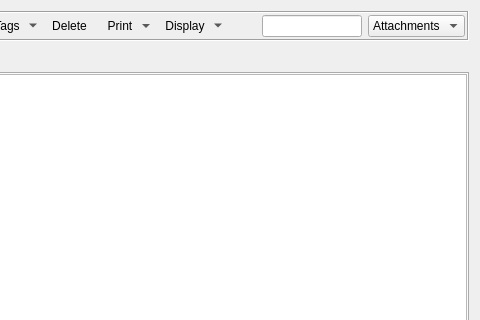
The window that retroshare-gui/src/gui/MessagesDialog.ui (RetroShare/RetroShare) describes before a commit, drawn with Qt 5; both pictures show x 295 to 775 and y 0 to 320 of the 775 by 485 pixel window.
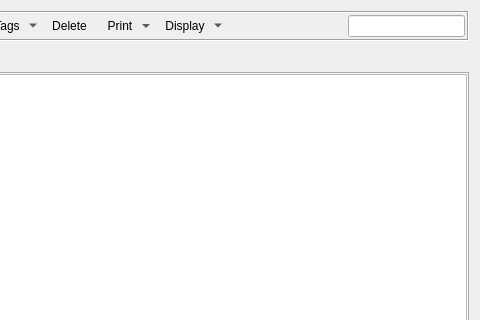
The same window after the commit. Icons and pictures are not drawn. Custom widgets are drawn as their Qt base class.

Commit message: Removed the filter comboboxes and replaced it with a menu in LineEditClear.

The edit to the form file:
```diff
--- a/retroshare-gui/src/gui/MessagesDialog.ui
+++ b/retroshare-gui/src/gui/MessagesDialog.ui
@@ -367,53 +367,6 @@
         </property>
        </spacer>
       </item>
-      <item row="0" column="11">
-       <layout class="QHBoxLayout" name="horizontalLayout">
-        <property name="spacing">
-         <number>1</number>
-        </property>
-        <item>
-         <widget class="LineEditClear" name="filterLineEdit"/>
-        </item>
-       </layout>
-      </item>
-      <item row="0" column="12">
-       <widget class="QComboBox" name="filterColumnComboBox">
-        <property name="currentIndex">
-         <number>0</number>
-        </property>
-        <item>
-         <property name="text">
-          <string>Attachments</string>
-         </property>
-        </item>
-        <item>
-         <property name="text">
-          <string>Subject</string>
-         </property>
-        </item>
-        <item>
-         <property name="text">
-          <string>From</string>
-         </property>
-        </item>
-        <item>
-         <property name="text">
-          <string>Date</string>
-         </property>
-        </item>
-        <item>
-         <property name="text">
-          <string>Content</string>
-         </property>
-        </item>
-        <item>
-         <property name="text">
-          <string>Tags</string>
-         </property>
-        </item>
-       </widget>
-      </item>
       <item row="0" column="6">
        <widget class="QToolButton" name="tagButton">
         <property name="focusPolicy">
@@ -443,6 +396,9 @@
         </property>
        </widget>
       </item>
+      <item row="0" column="11">
+       <widget class="LineEditClear" name="filterLineEdit"/>
+      </item>
      </layout>
     </widget>
    </item>
```
Left out of the diff: 2 changed lines with no effect on the pictures. The commit also changes 17 other files.
